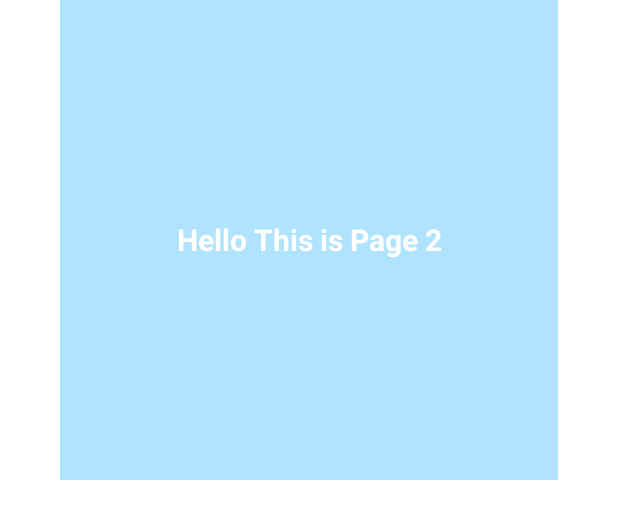
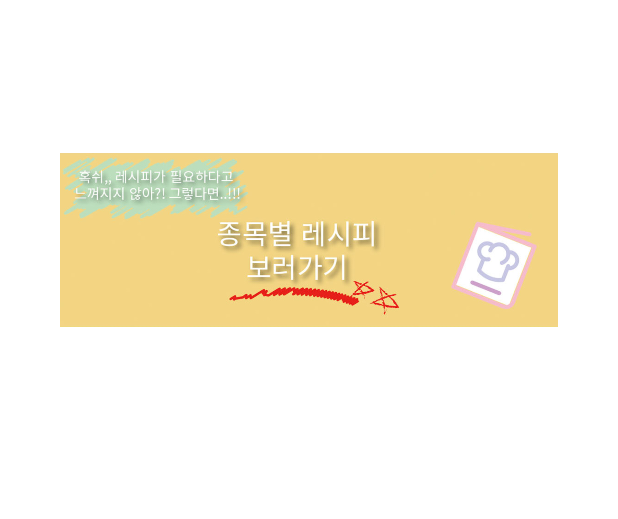
Before and after one commit to minju0213/Cooknote, an Android app: the layout fragment_b.xml on its own in the app's theme, with its tools: preview values and no code run, on a phone screen of 412 x 824 dp. Shown: the top 519 px of the screen. Run offline under Robolectric (Android 15) with nearby library versions, the phone set to English and light mode, and no system bars.

Commit message:
03.20 - 오류 고쳤지롱 ( 뷰페이저 기능 o )

```diff
--- a/app/src/main/java/com/example/cooknote/FragmentA.java
+++ b/app/src/main/java/com/example/cooknote/FragmentA.java
@@ -45,9 +45,7 @@ public class FragmentA extends Fragment {
     @Override
     public void onViewCreated(@NonNull View view, @Nullable Bundle savedInstanceState) {
         super.onViewCreated(view, savedInstanceState);
-        data_t = (TextView)
-                view.findViewById(R.id.tvName1);
-        data_t.setText("Page" + frag_num);
+
     }
 
     @Override
--- a/app/src/main/java/com/example/cooknote/MainActivity.java
+++ b/app/src/main/java/com/example/cooknote/MainActivity.java
@@ -15,7 +15,7 @@ public class MainActivity extends AppCompatActivity {
 
     private ViewPager2 mPager;
     private FragmentStateAdapter pagerAdapter;
-    private int num_page = 4;
+    private int num_page = 3;
     private CircleIndicator3 mIndicator;
 
 
@@ -39,7 +39,7 @@ public class MainActivity extends AppCompatActivity {
 
         //ViewPager Setting
         mPager.setOrientation(ViewPager2.ORIENTATION_HORIZONTAL);
-        mPager.setCurrentItem(1000);
+        mPager.setCurrentItem(999);
         mPager.setOffscreenPageLimit(3);
 
         mPager.registerOnPageChangeCallback(new ViewPager2.OnPageChangeCallback() {
--- a/app/src/main/res/layout/fragment_b.xml
+++ b/app/src/main/res/layout/fragment_b.xml
@@ -14,20 +14,10 @@
             android:id="@+id/imgBanner2"
             android:layout_width="match_parent"
             android:layout_height="match_parent"
-            android:background="#afe3ff"
-            android:contentDescription="@string/app_name"/>
+            android:contentDescription="@string/app_name"
+            android:src="@drawable/stock_recipe_go" />
 
-        <TextView
-            android:id="@+id/tvName2"
-            android:layout_width="match_parent"
-            android:layout_height="wrap_content"
-            android:layout_gravity="center"
-            android:gravity="center"
-            android:layout_centerInParent="true"
-            android:textColor="@android:color/white"
-            android:textSize="20sp"
-            android:textStyle="bold"
-            android:text="Hello This is Page 2"/>
+
 
     </RelativeLayout>
 
```
Also changed, not shown: app/src/main/java/com/example/cooknote/FragmentB.java (+3 -5 lines), app/src/main/java/com/example/cooknote/FragmentC.java (+3 -5 lines), app/src/main/res/drawable/indicator_false.xml (added, +10 -0 lines), app/src/main/res/drawable/indicator_true.xml (added, +11 -0 lines), app/src/main/res/drawable/selector_indicator.xml (added, +7 -0 lines), app/src/main/res/layout/activity_main.xml (+10 -6 lines), app/src/main/res/layout/fragment_a.xml (+2 -12 lines), app/src/main/res/layout/fragment_c.xml (+4 -14 lines).
